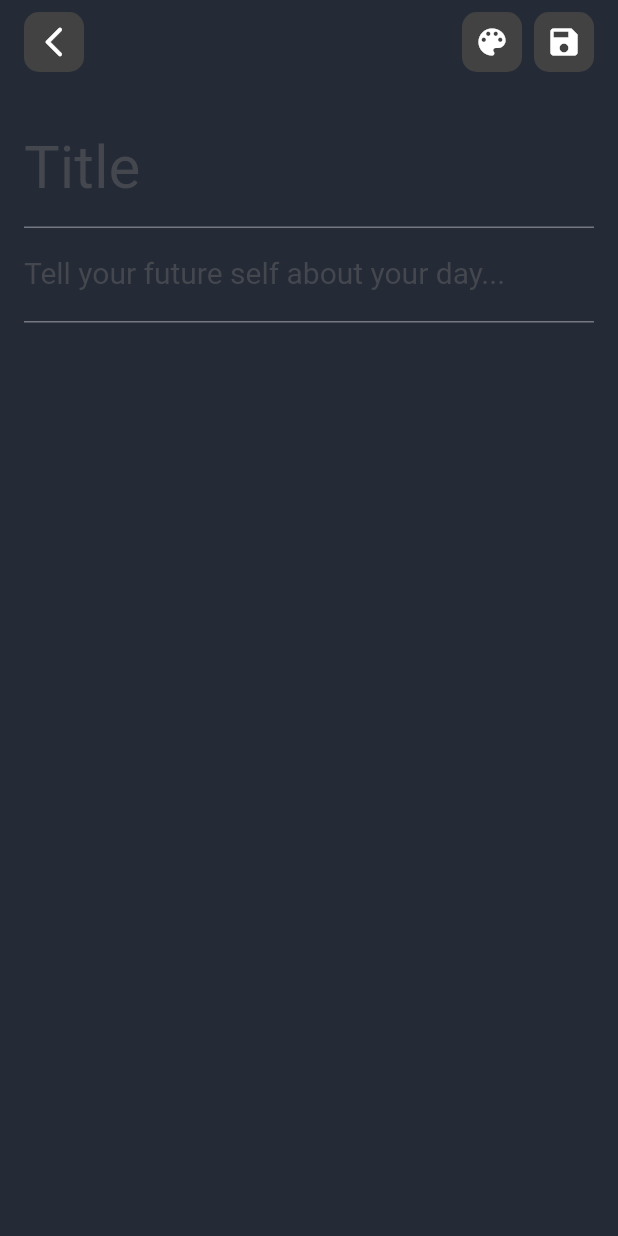
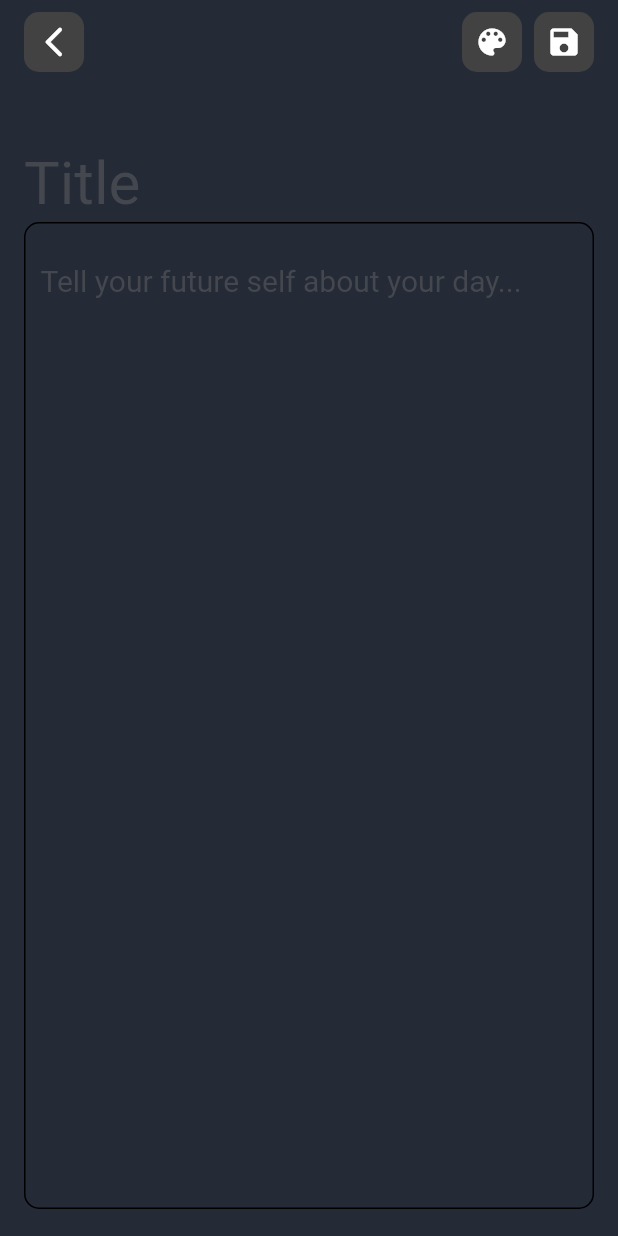
Before and after one commit to davidodejobi/mi-dairy, a Flutter app: the screen it shows after launch, after a tap on the "add" icon, on a phone screen of 412 x 824 dp. Run offline on Flutter 3.47's test engine with Material 2 defaults, Android fonts, the phone set to English and light mode, and no system bars; our stand-ins replace get_it, lottie.

Commit message:
made some fixes to textfield

```diff
--- a/lib/locator.dart
+++ b/lib/locator.dart
@@ -1,9 +1,11 @@
 import 'package:get_it/get_it.dart';
+import 'package:notetaking_crud_app/modules/add_note/provider/provider.dart';
 
 import 'modules/home/providers/note_provider.dart';
 
-final getIt = GetIt.instance;
+final getIt = GetIt.I;
 
 void setup() {
-  getIt.registerSingleton<NoteProvider>(NoteProvider());
+  getIt.registerLazySingleton<NoteProvider>(() => NoteProvider());
+  getIt.registerLazySingleton<AddNoteProvider>(() => AddNoteProvider());
 }
--- a/lib/main.dart
+++ b/lib/main.dart
@@ -4,6 +4,7 @@ import 'package:notetaking_crud_app/locator.dart';
 import 'package:notetaking_crud_app/core/utils/theme.dart';
 import 'package:provider/provider.dart';
 
+import 'modules/add_note/provider/provider.dart';
 import 'modules/home/home.dart';
 import 'modules/home/providers/note_provider.dart';
 
@@ -31,6 +32,9 @@ class MyApp extends StatelessWidget {
         ChangeNotifierProvider<NoteProvider>(
           create: (_) => NoteProvider(),
         ),
+        ChangeNotifierProvider<AddNoteProvider>(
+          create: (_) => AddNoteProvider(),
+        ),
       ],
       child: Consumer<NoteTheme>(
         builder: (context, appTheme, _) {
--- a/lib/modules/add_note.dart
+++ /dev/null
@@ -1,71 +0,0 @@
-import 'package:flutter/material.dart';
-
-import '../shared/create_note_appBar.dart';
-
-class AddNote extends StatefulWidget {
-  const AddNote({Key? key}) : super(key: key);
-
-  @override
-  State<AddNote> createState() => _AddNoteState();
-}
-
-class _AddNoteState extends State<AddNote> {
-  @override
-  Widget build(BuildContext context) {
-    return Scaffold(
-      appBar: CreateNoteAppBar("Add Note", context),
-      body: Padding(
-        padding: const EdgeInsets.symmetric(
-          horizontal: 16.0,
-          vertical: 8.0,
-        ),
-        child: Column(
-          children: const [
-            SizedBox(
-              height: 10,
-            ),
-            NoteTextField(
-              fontSize: 40,
-              text: "Title",
-            ),
-            NoteTextField(
-              fontSize: 20,
-              text: "Tell your future self about your day...",
-            ),
-            SizedBox(
-              height: 10,
-            ),
-          ],
-        ),
-      ),
-    );
-  }
-}
-
-class NoteTextField extends StatelessWidget {
-  final String? text;
-  final double? fontSize;
-  final TextEditingController? textEditingController;
-
-  const NoteTextField({
-    Key? key,
-    this.text,
-    this.fontSize,
-    this.textEditingController,
-  }) : super(key: key);
-
-  @override
-  Widget build(BuildContext context) {
-    return TextField(
-      controller: textEditingController,
-      style: Theme.of(context).textTheme.headline3,
-      maxLines: null,
-      decoration: InputDecoration(
-        labelText: text,
-        labelStyle: TextStyle(
-          fontSize: fontSize,
-        ),
-      ),
-    );
-  }
-}
--- /dev/null
+++ b/lib/modules/add_note/add_note.dart
@@ -0,0 +1,100 @@
+import 'package:flutter/material.dart';
+import 'package:notetaking_crud_app/modules/add_note/provider/provider.dart';
+import 'package:provider/provider.dart';
+
+import '../../shared/create_note_appBar.dart';
+
+class AddNote extends StatefulWidget {
+  const AddNote({Key? key}) : super(key: key);
+
+  @override
+  State<AddNote> createState() => _AddNoteState();
+}
+
+class _AddNoteState extends State<AddNote> {
+  FocusNode postNode = FocusNode();
+  @override
+  Widget build(BuildContext context) {
+    return Scaffold(
+      appBar: CreateNoteAppBar("Add Note", context),
+      body: Consumer<AddNoteProvider>(
+        builder: (context, value, child) => Padding(
+          padding: const EdgeInsets.symmetric(
+            horizontal: 16.0,
+            vertical: 8.0,
+          ),
+          child: Column(
+            children: [
+              TextField(
+                controller: value.titleController,
+                style: Theme.of(context).textTheme.headline2,
+                maxLines: null,
+                decoration: const InputDecoration(
+                    labelText: 'Title',
+                    alignLabelWithHint: true,
+                    floatingLabelBehavior: FloatingLabelBehavior.never,
+                    labelStyle: TextStyle(
+                      fontSize: 40,
+                    ),
+                    border: InputBorder.none,
+                    isDense: true,
+                    hintText: ''),
+              ),
+              Expanded(
+                child: Container(
+                  padding: const EdgeInsets.symmetric(horizontal: 10),
+                  decoration: BoxDecoration(
+                      border: Border.all(
+                        width: 1,
+                      ),
+                      borderRadius: BorderRadius.circular(
+                        10,
+                      )),
+                  child: Stack(
+                    children: [
+                      TextField(
+                        expands: true,
+                        keyboardType: TextInputType.multiline,
+                        controller: value.bodyController,
+                        style: Theme.of(context).textTheme.headline3,
+                        focusNode: postNode,
+                        maxLines: null,
+                        decoration: const InputDecoration(
+                            labelText:
+                                "Tell your future self about your day...",
+                            alignLabelWithHint: true,
+                            floatingLabelBehavior: FloatingLabelBehavior.never,
+                            labelStyle: TextStyle(
+                              fontSize: 20,
+                            ),
+                            border: InputBorder.none,
+                            isDense: true,
+                            hintText: ''),
+                      ),
+                      if (postNode.hasFocus)
+                        Positioned(
+                          right: 0,
+                          top: -5,
+                          child: IconButton(
+                            onPressed: () => value.bodyController.clear(),
+                            icon: const Icon(
+                              Icons.close,
+                              color: Colors.white,
+                              size: 25,
+                            ),
+                          ),
+                        ),
+                    ],
+                  ),
+                ),
+              ),
+              const SizedBox(
+                height: 10,
+              ),
+            ],
+          ),
+        ),
+      ),
+    );
+  }
+}
--- /dev/null
+++ b/lib/modules/add_note/provider/provider.dart
@@ -0,0 +1,6 @@
+import 'package:flutter/cupertino.dart';
+
+class AddNoteProvider with ChangeNotifier {
+  TextEditingController titleController = TextEditingController();
+  TextEditingController bodyController = TextEditingController();
+}
--- /dev/null
+++ b/lib/modules/add_note/widgets/note_textfield.dart
@@ -0,0 +1,29 @@
+import 'package:flutter/material.dart';
+
+class NoteTextField extends StatelessWidget {
+  final String? text;
+  final double? fontSize;
+  final TextEditingController? textEditingController;
+
+  const NoteTextField({
+    Key? key,
+    this.text,
+    this.fontSize,
+    this.textEditingController,
+  }) : super(key: key);
+
+  @override
+  Widget build(BuildContext context) {
+    return TextField(
+      controller: textEditingController,
+      style: Theme.of(context).textTheme.headline3,
+      maxLines: null,
+      decoration: InputDecoration(
+        labelText: text,
+        labelStyle: TextStyle(
+          fontSize: fontSize,
+        ),
+      ),
+    );
+  }
+}
--- a/lib/modules/home/home.dart
+++ b/lib/modules/home/home.dart
@@ -6,7 +6,7 @@ import 'package:provider/provider.dart';
 import '../../core/models/note.dart';
 import '../../core/utils/theme.dart';
 import '../../shared/snack_bar.dart';
-import '../add_note.dart';
+import '../add_note/add_note.dart';
 import 'providers/note_provider.dart';
 import 'widgets/dismissible_bg.dart';
 import 'widgets/note_card.dart';
```
